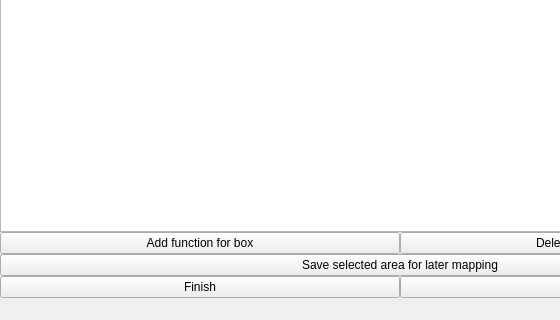
Above: Design/ScreenMapper.ui from Kanter666/Botter before the change; both pictures show x 0 to 560 and y 280 to 600 of the 800 by 600 pixel window. Below: the same form after it.
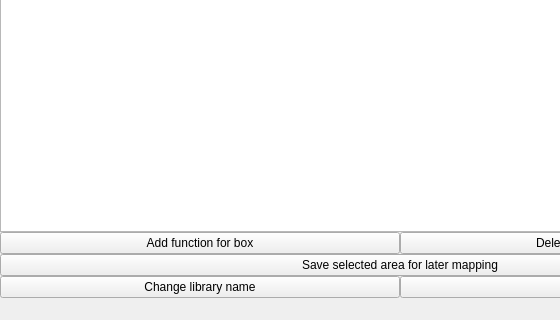
That is the form after the change.

Commit message: Library is updating when is model updated

```diff
--- a/Design/ScreenMapper.ui
+++ b/Design/ScreenMapper.ui
@@ -52,7 +52,7 @@
     <item row="6" column="1">
      <widget class="QPushButton" name="finish_bt">
       <property name="text">
-       <string>Finish</string>
+       <string>Change library name</string>
       </property>
      </widget>
     </item>
```
Left out of the diff: 2 changed lines with no effect on the pictures. The commit also changes 2 other files.
